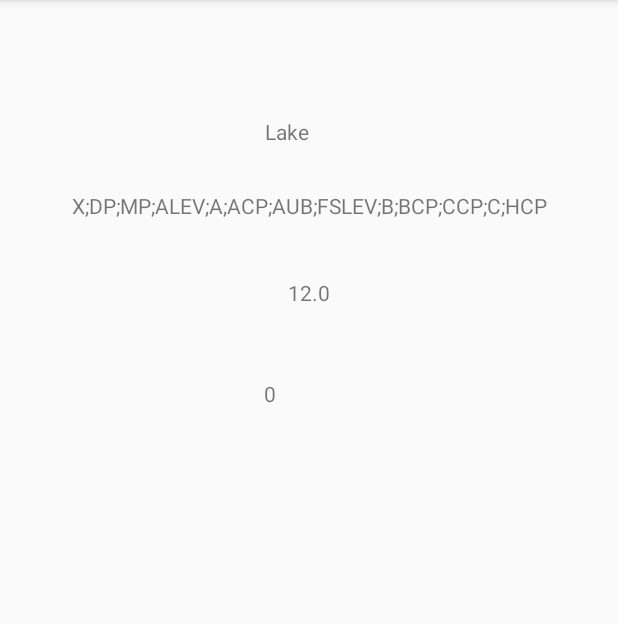
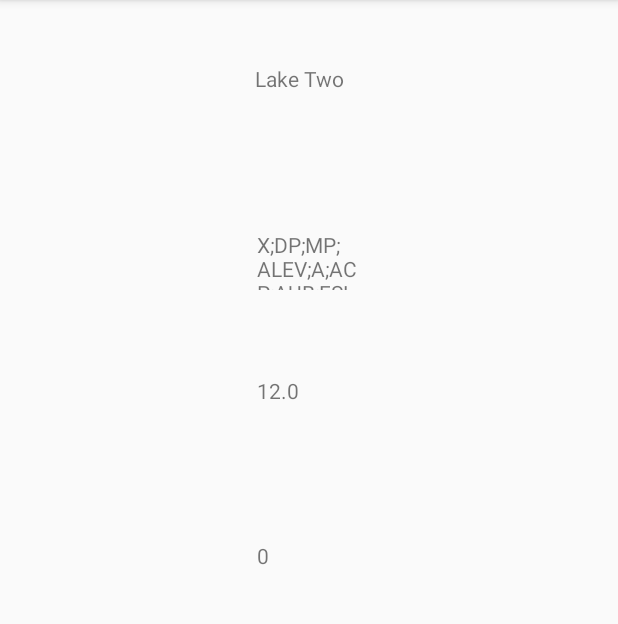
Before and after one commit to jstansil/Bobcat-Parking, an Android app: the screen it shows after launch (ParkingInfo), after a tap on "LAKE LOT TWO", on a phone screen of 412 x 824 dp, the part 84-708 px from its top. Run offline under Robolectric (Android 15) with nearby library versions, the phone set to English and light mode, and no system bars.

Commit message:
basic update functionality. parking lot objects are updated every minute. also disabled the db for now.

```diff
--- a/BobcatParkingApp/app/build.gradle
+++ b/BobcatParkingApp/app/build.gradle
@@ -2,7 +2,7 @@ apply plugin: 'com.android.application'
 
 android {
     compileSdkVersion 26
-    buildToolsVersion "26.0.1"
+    buildToolsVersion '26.0.2'
     defaultConfig {
         applicationId "com.example.amandaabalos.bobcatparkingapp"
         minSdkVersion 15
--- a/BobcatParkingApp/app/src/main/java/com/example/amandaabalos/bobcatparkingapp/Database.java
+++ b/BobcatParkingApp/app/src/main/java/com/example/amandaabalos/bobcatparkingapp/Database.java
@@ -11,9 +11,9 @@ import android.database.sqlite.SQLiteOpenHelper;
  */
 
 //our database class that extends from our sqlite class
-public class Database extends SQLiteOpenHelper {
-
-    public static final String DATABASE_NAME = "BobcatParking.db";
+public class Database {
+}
+    /*public static final String DATABASE_NAME = "BobcatParking.db";
 
     public static final String TABLE_NAME = "LakeLot1";
     public static final String COL_1 =  "Sunday";
@@ -81,8 +81,8 @@ public class Database extends SQLiteOpenHelper {
     //every time this constructor is called,database will be created
     public Database(Context context) {
         super(context, DATABASE_NAME, null, 1);
-        /*create database and table, just for checking, wont need later*/
-        /*SQLiteDatabase db = this.getWritableDatabase();*/
+        //create database and table, just for checking, wont need later
+        //QLiteDatabase db = this.getWritableDatabase();
 
     }
 
@@ -107,3 +107,4 @@ public class Database extends SQLiteOpenHelper {
     ContentValues contentValues = new ContentValues();
     contentvalues.put();
 }
+*/
--- a/BobcatParkingApp/app/src/main/java/com/example/amandaabalos/bobcatparkingapp/MainActivity.java
+++ b/BobcatParkingApp/app/src/main/java/com/example/amandaabalos/bobcatparkingapp/MainActivity.java
@@ -1,10 +1,13 @@
 package com.example.amandaabalos.bobcatparkingapp;
 
 import android.content.Intent;
+import android.os.Handler;
 import android.support.v7.app.AppCompatActivity;
 import android.os.Bundle;
 import android.view.View;
 import android.widget.Button;
+
+import java.util.Calendar;
 
 public class MainActivity extends AppCompatActivity {
 
@@ -12,6 +15,8 @@ public class MainActivity extends AppCompatActivity {
     //Database myDB;
     public ParkingLot [] lots = new ParkingLot[9];
     private LotUpdater update;
+    private int updateDelay = 60000; //Milliseconds. used to dictate database retrieval/update and parking lot updates
+
     @Override
     protected void onCreate(Bundle savedInstanceState) {
         super.onCreate(savedInstanceState);
@@ -122,5 +127,28 @@ public class MainActivity extends AppCompatActivity {
                 startActivity(i);
             }
         });
+
+        //Activity that calls the lot updater every minute (based on user clock)
+        //Later we can also augment this to send/recieve info from the database server every minute
+        final Handler delay_call = new Handler();
+        Runnable call_updater = new Runnable() {
+            @Override
+            public void run() {
+                try{
+                    //Code that is ran every minute
+                    for(ParkingLot l : lots){
+                        update.update(l);
+                    }
+                }
+                catch (Exception e) {
+                    // TODO: handle exception
+                }
+                finally{
+                    //recursively call the same runnable to execute it at  azregular interval
+                    delay_call.postDelayed(this, updateDelay);
+                }
+            }
+        };
+        delay_call.postDelayed(call_updater, updateDelay);
     }
 }
--- a/BobcatParkingApp/app/src/main/res/layout/activity_parking_info.xml
+++ b/BobcatParkingApp/app/src/main/res/layout/activity_parking_info.xml
@@ -8,63 +8,65 @@
 
     <TextView
         android:id="@+id/textView"
-        android:layout_width="59dp"
-        android:layout_height="20dp"
+        android:layout_width="72dp"
+        android:layout_height="56dp"
+        android:layout_marginBottom="8dp"
+        android:layout_marginLeft="8dp"
+        android:layout_marginRight="8dp"
+        android:layout_marginTop="8dp"
         android:text="TextView"
-        android:layout_marginRight="8dp"
+        app:layout_constraintBottom_toBottomOf="parent"
+        app:layout_constraintLeft_toLeftOf="parent"
         app:layout_constraintRight_toRightOf="parent"
-        android:layout_marginLeft="8dp"
-        app:layout_constraintLeft_toLeftOf="parent"
         app:layout_constraintTop_toTopOf="parent"
-        android:layout_marginTop="8dp"
-        app:layout_constraintBottom_toBottomOf="parent"
-        android:layout_marginBottom="8dp"
-        app:layout_constraintHorizontal_bias="0.501"
-        app:layout_constraintVertical_bias="0.096" />
+        app:layout_constraintVertical_bias="0.05" />
 
     <TextView
         android:id="@+id/textView2"
-        android:layout_width="wrap_content"
-        android:layout_height="wrap_content"
+        android:layout_width="69dp"
+        android:layout_height="40dp"
+        android:layout_marginBottom="8dp"
+        android:layout_marginLeft="8dp"
+        android:layout_marginRight="8dp"
+        android:layout_marginTop="8dp"
         android:text="TextView"
         app:layout_constraintBottom_toBottomOf="parent"
-        android:layout_marginBottom="8dp"
-        android:layout_marginLeft="8dp"
+        app:layout_constraintHorizontal_bias="0.501"
         app:layout_constraintLeft_toLeftOf="parent"
-        android:layout_marginRight="8dp"
         app:layout_constraintRight_toRightOf="parent"
         app:layout_constraintTop_toTopOf="parent"
-        android:layout_marginTop="8dp"
-        app:layout_constraintVertical_bias="0.163" />
+        app:layout_constraintVertical_bias="0.204" />
 
     <TextView
         android:id="@+id/textView3"
-        android:layout_width="wrap_content"
-        android:layout_height="wrap_content"
-        android:text="TextView"
-        app:layout_constraintTop_toTopOf="parent"
-        android:layout_marginTop="8dp"
-        app:layout_constraintBottom_toBottomOf="parent"
+        android:layout_width="69dp"
+        android:layout_height="37dp"
         android:layout_marginBottom="8dp"
         android:layout_marginLeft="8dp"
+        android:layout_marginRight="8dp"
+        android:layout_marginTop="8dp"
+        android:text="TextView"
+        app:layout_constraintBottom_toBottomOf="parent"
+        app:layout_constraintHorizontal_bias="0.501"
         app:layout_constraintLeft_toLeftOf="parent"
-        android:layout_marginRight="8dp"
         app:layout_constraintRight_toRightOf="parent"
-        app:layout_constraintVertical_bias="0.242" />
+        app:layout_constraintTop_toTopOf="parent"
+        app:layout_constraintVertical_bias="0.34" />
 
     <TextView
         android:id="@+id/textView4"
-        android:layout_width="60dp"
-        android:layout_height="18dp"
-        android:text="TextView"
-        app:layout_constraintTop_toTopOf="parent"
-        android:layout_marginTop="8dp"
-        app:layout_constraintBottom_toBottomOf="parent"
+        android:layout_width="69dp"
+        android:layout_height="44dp"
         android:layout_marginBottom="8dp"
         android:layout_marginLeft="8dp"
+        android:layout_marginRight="8dp"
+        android:layout_marginTop="8dp"
+        android:text="TextView"
+        app:layout_constraintBottom_toBottomOf="parent"
+        app:layout_constraintHorizontal_bias="0.501"
         app:layout_constraintLeft_toLeftOf="parent"
-        android:layout_marginRight="8dp"
         app:layout_constraintRight_toRightOf="parent"
-        app:layout_constraintVertical_bias="0.333" />
+        app:layout_constraintTop_toTopOf="parent"
+        app:layout_constraintVertical_bias="0.498" />
 
 </android.support.constraint.ConstraintLayout>
--- a/BobcatParkingApp/build.gradle
+++ b/BobcatParkingApp/build.gradle
@@ -5,7 +5,7 @@ buildscript {
         jcenter()
     }
     dependencies {
-        classpath 'com.android.tools.build:gradle:2.3.3'
+        classpath 'com.android.tools.build:gradle:3.0.0'
 
         // NOTE: Do not place your application dependencies here; they belong
         // in the individual module build.gradle files
```
Also changed, not shown: BobcatParkingApp/gradle/wrapper/gradle-wrapper.properties.
